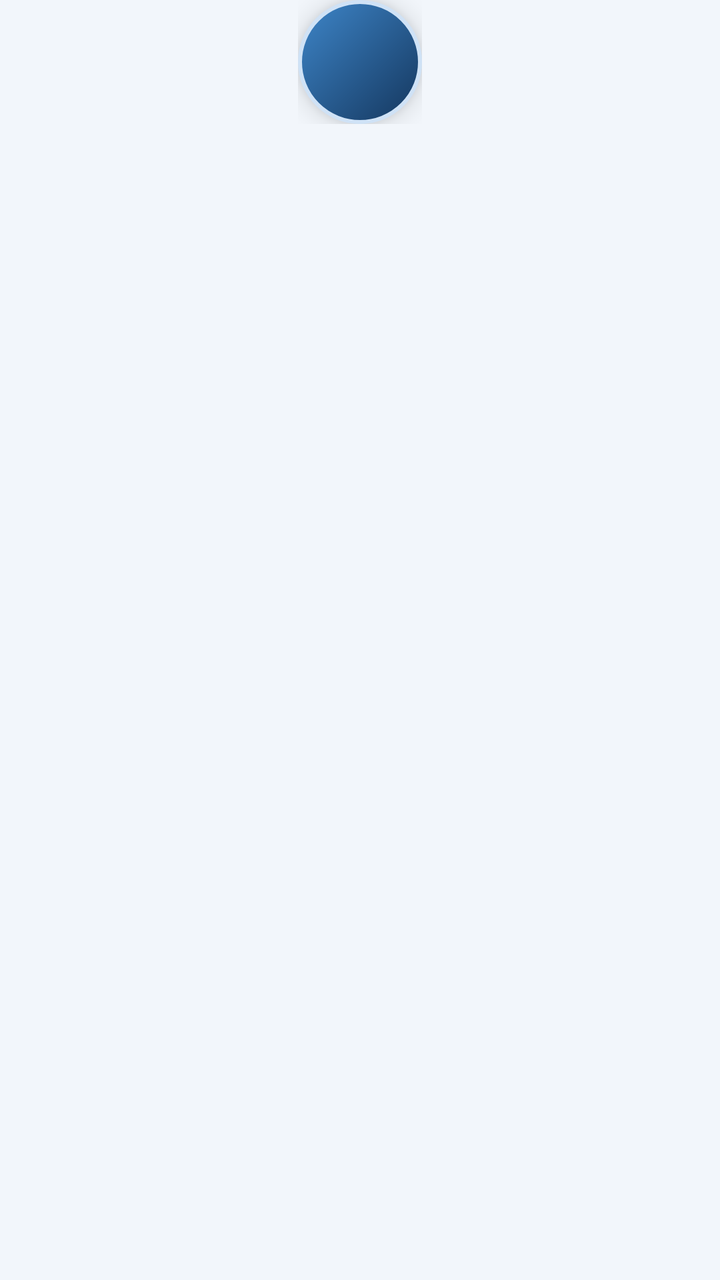
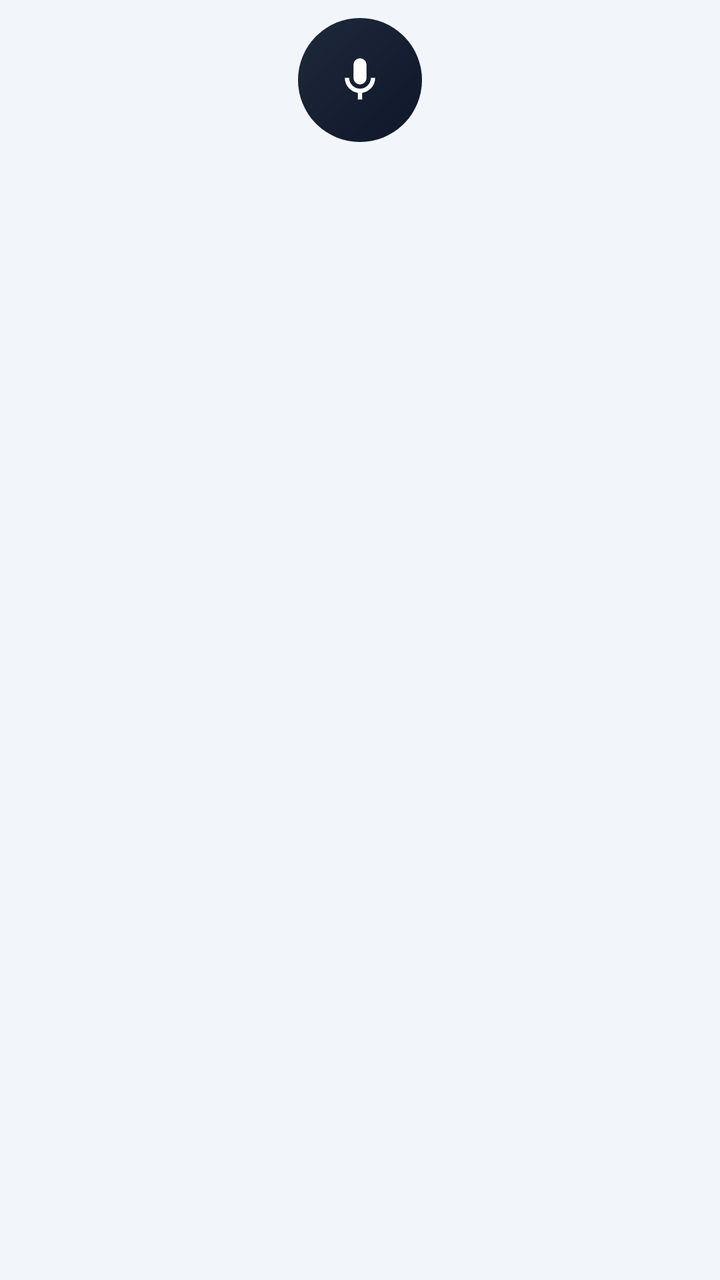

Two renders of the same Android screen: before a commit and after it. Below are the layout's source before the change and the commit's diff.
<!-- AndroidManifest.xml: application theme AppTheme -->
<!-- res/layout/overlay_bubble.xml -->
<?xml version="1.0" encoding="utf-8"?>
<LinearLayout xmlns:android="http://schemas.android.com/apk/res/android"
    android:layout_width="wrap_content"
    android:layout_height="wrap_content"
    android:orientation="vertical"
    android:gravity="center_horizontal">

    <FrameLayout
        android:layout_width="62dp"
        android:layout_height="62dp">

        <View
            android:id="@+id/bubble_circle"
            android:layout_width="match_parent"
            android:layout_height="match_parent"
            android:background="@drawable/bg_bubble"
            android:elevation="8dp"/>

        <TextView
            android:id="@+id/bubble_text"
            android:layout_width="wrap_content"
            android:layout_height="wrap_content"
            android:layout_gravity="center"
            android:text="A1"
            android:textColor="@color/white"
            android:textSize="19sp"
            android:textStyle="bold"
            android:letterSpacing="0.06"/>
    </FrameLayout>

    <TextView
        android:id="@+id/bubble_state"
        android:layout_width="wrap_content"
        android:layout_height="wrap_content"
        android:layout_marginTop="6dp"
        android:background="@drawable/bg_pill_dark"
        android:paddingLeft="10dp"
        android:paddingRight="10dp"
        android:paddingTop="3dp"
        android:paddingBottom="3dp"
        android:textColor="@color/white"
        android:textSize="11sp"
        android:textStyle="bold"
        android:visibility="gone"/>
</LinearLayout>
<!-- resources referenced by this layout -->
<resources>
  <color name="white">#FFFFFF</color>
  <!-- drawable bg_bubble (drawable) -->
  <?xml version="1.0" encoding="utf-8"?>
  <shape xmlns:android="http://schemas.android.com/apk/res/android" android:shape="oval">
      <gradient android:type="linear" android:angle="315" android:startColor="#3E86C9" android:endColor="#14365D"/>
      <stroke android:width="2dp" android:color="#CFE2F6"/>
  </shape>
  <!-- drawable bg_pill_dark (drawable) -->
  <?xml version="1.0" encoding="utf-8"?>
  <shape xmlns:android="http://schemas.android.com/apk/res/android" android:shape="rectangle">
      <solid android:color="#E6101F33"/>
      <corners android:radius="14dp"/>
  </shape>
  <style name="AppTheme" parent="@android:style/Theme.Material.Light.NoActionBar">
          <item name="android:colorPrimary">@color/brand_navy</item>
          <item name="android:colorPrimaryDark">@color/brand_navy</item>
          <item name="android:colorAccent">@color/brand_blue</item>
          <item name="android:statusBarColor">@color/brand_navy</item>
          <item name="android:windowBackground">@color/bg</item>
      </style>
  <color name="brand_navy">#14365D</color>
  <color name="brand_blue">#2F6FB2</color>
  <color name="bg">#F2F6FB</color>
</resources>

<!-- the commit's change to res/layout/overlay_bubble.xml (unified diff, before → after) -->
@@ -3,41 +3,54 @@
     android:layout_width="wrap_content"
     android:layout_height="wrap_content"
     android:orientation="vertical"
-    android:gravity="center_horizontal">
+    android:gravity="center_horizontal"
+    android:clipChildren="false"
+    android:clipToPadding="false">
 
     <FrameLayout
-        android:layout_width="62dp"
-        android:layout_height="62dp">
+        android:layout_width="80dp"
+        android:layout_height="80dp"
+        android:clipChildren="false"
+        android:clipToPadding="false">
 
+        
+        <View
+            android:id="@+id/bubble_ring"
+            android:layout_width="62dp"
+            android:layout_height="62dp"
+            android:layout_gravity="center"
+            android:background="@drawable/bg_bubble_ring"
+            android:visibility="gone"/>
+
+        
         <View
             android:id="@+id/bubble_circle"
-            android:layout_width="match_parent"
-            android:layout_height="match_parent"
-            android:background="@drawable/bg_bubble"
-            android:elevation="8dp"/>
+            android:layout_width="62dp"
+            android:layout_height="62dp"
+            android:layout_gravity="center"
+            android:background="@drawable/bg_bubble"/>
 
-        <TextView
-            android:id="@+id/bubble_text"
-            android:layout_width="wrap_content"
-            android:layout_height="wrap_content"
+        
+        <ImageView
+            android:id="@+id/bubble_mic"
+            android:layout_width="26dp"
+            android:layout_height="26dp"
             android:layout_gravity="center"
-            android:text="A1"
-            android:textColor="@color/white"
-            android:textSize="19sp"
-            android:textStyle="bold"
-            android:letterSpacing="0.06"/>
+            android:src="@drawable/ic_mic_white"
+            android:contentDescription="A1 음성"/>
     </FrameLayout>
 
     <TextView
         android:id="@+id/bubble_state"
         android:layout_width="wrap_content"
         android:layout_height="wrap_content"
-        android:layout_marginTop="6dp"
+        android:layout_marginTop="2dp"
         android:background="@drawable/bg_pill_dark"
         android:paddingLeft="10dp"
         android:paddingRight="10dp"
         android:paddingTop="3dp"
         android:paddingBottom="3dp"
+        android:gravity="center"
         android:textColor="@color/white"
         android:textSize="11sp"
         android:textStyle="bold"
<!-- resource entries referenced after the edit -->
@@ -4,15 +4,28 @@
   <!-- drawable bg_bubble (drawable) -->
   <?xml version="1.0" encoding="utf-8"?>
   <shape xmlns:android="http://schemas.android.com/apk/res/android" android:shape="oval">
-      <gradient android:type="linear" android:angle="315" android:startColor="#3E86C9" android:endColor="#14365D"/>
-      <stroke android:width="2dp" android:color="#CFE2F6"/>
+      <gradient android:type="linear" android:angle="315" android:startColor="#1E293B" android:endColor="#0F172A"/>
+  </shape>
+  <!-- drawable bg_bubble_ring (drawable) -->
+  <?xml version="1.0" encoding="utf-8"?>
+  <shape xmlns:android="http://schemas.android.com/apk/res/android" android:shape="oval">
+      <solid android:color="#00000000"/>
+      <stroke android:width="2dp" android:color="#7FD4FF"/>
   </shape>
   <!-- drawable bg_pill_dark (drawable) -->
   <?xml version="1.0" encoding="utf-8"?>
   <shape xmlns:android="http://schemas.android.com/apk/res/android" android:shape="rectangle">
-      <solid android:color="#E6101F33"/>
+      <solid android:color="#E60F172A"/>
       <corners android:radius="14dp"/>
   </shape>
+  <!-- drawable ic_mic_white (drawable) -->
+  <?xml version="1.0" encoding="utf-8"?>
+  <vector xmlns:android="http://schemas.android.com/apk/res/android"
+      android:width="24dp" android:height="24dp"
+      android:viewportWidth="24" android:viewportHeight="24">
+      <path android:fillColor="#FFFFFF"
+          android:pathData="M12,14c1.66,0 3,-1.34 3,-3V5c0,-1.66 -1.34,-3 -3,-3S9,3.34 9,5v6c0,1.66 1.34,3 3,3zM17,11c0,2.76 -2.24,5 -5,5s-5,-2.24 -5,-5H5c0,3.53 2.61,6.43 6,6.92V21h2v-3.08c3.39,-0.49 6,-3.39 6,-6.92h-2z"/>
+  </vector>
   <style name="AppTheme" parent="@android:style/Theme.Material.Light.NoActionBar">
           <item name="android:colorPrimary">@color/brand_navy</item>
           <item name="android:colorPrimaryDark">@color/brand_navy</item>
